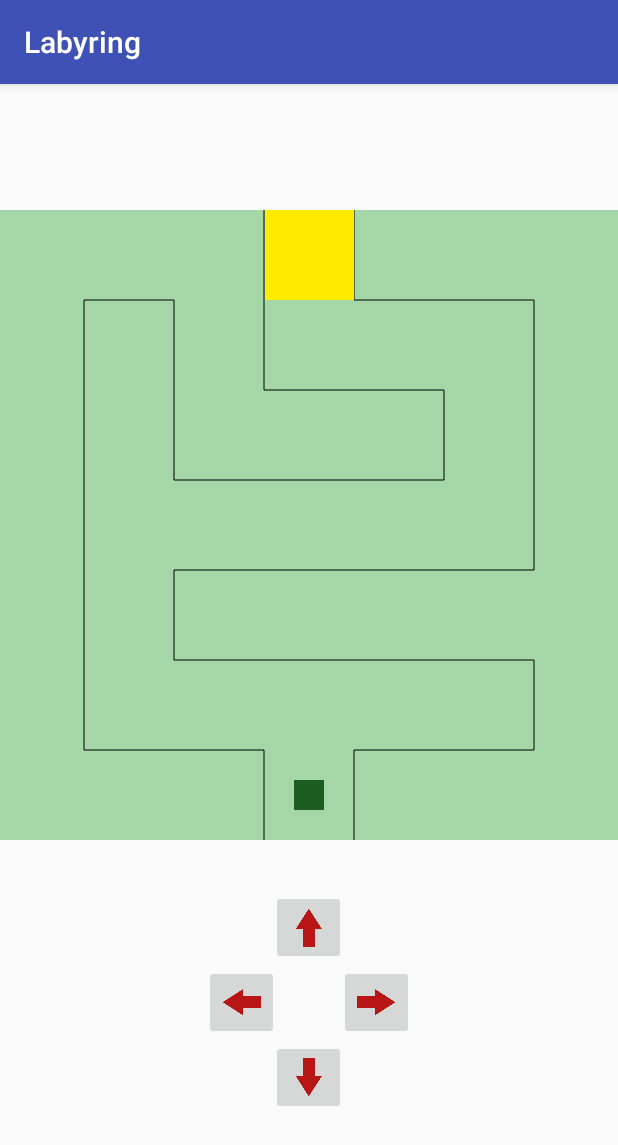
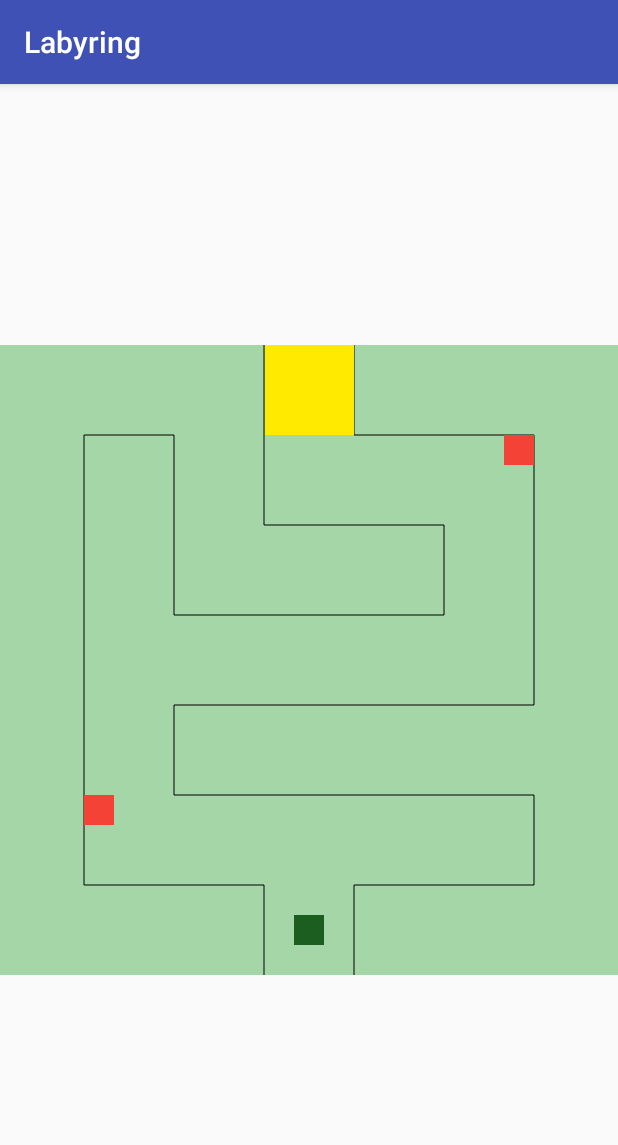
Before and after one commit to cunnla/Labyring, an Android app: the screen it shows after launch (MainActivity), on a phone screen of 412 x 824 dp. Shown: the top 1145 px of the screen. Run offline under Robolectric (Android 15) with nearby library versions, the phone set to English and light mode, and no system bars.

Commit message:
Gyroscope and bombs added

```diff
--- a/app/src/main/AndroidManifest.xml
+++ b/app/src/main/AndroidManifest.xml
@@ -9,7 +9,8 @@
         android:roundIcon="@mipmap/ic_launcher_round"
         android:supportsRtl="true"
         android:theme="@style/AppTheme">
-        <activity android:name=".MainActivity">
+        <activity android:name=".MainActivity"
+            android:screenOrientation="portrait" >
             <intent-filter>
                 <action android:name="android.intent.action.MAIN" />
                 <category android:name="android.intent.category.LAUNCHER" />
--- a/app/src/main/java/cunnla/cunnla/labyring/DrawView.java
+++ b/app/src/main/java/cunnla/cunnla/labyring/DrawView.java
@@ -17,7 +17,7 @@ public class DrawView extends View {
     Paint paint;
 
     Path hero;
-    int heroStep = 30;
+    int heroStep = 15;
     int heroSize = 30;
     int heroXStart = 300;
     int heroYStart = 570;
@@ -26,6 +26,14 @@ public class DrawView extends View {
 
     Path walls;
     Path target;
+
+    Path bomb1;
+    int bomb1XStart = 90;
+    int bomb1YStart = 450;
+
+    Path bomb2;
+    int bomb2XStart = 510;
+    int bomb2YStart = 90;
 
     private static final String TAG = "myLogs";
 
@@ -40,6 +48,8 @@ public class DrawView extends View {
         paint = new Paint();
         walls = new Path();
         target = new Path();
+        bomb1 = new Path();
+        bomb2 = new Path();
         hero = new Path();
 
     }
@@ -50,6 +60,8 @@ public class DrawView extends View {
         paint = new Paint();
         walls = new Path();
         target = new Path();
+        bomb1 = new Path();
+        bomb2 = new Path();
         hero = new Path();
     }
 
@@ -59,6 +71,8 @@ public class DrawView extends View {
         paint = new Paint();
         walls = new Path();
         target = new Path();
+        bomb1 = new Path();
+        bomb2 = new Path();
         hero = new Path();
     }
 
@@ -105,6 +119,29 @@ public class DrawView extends View {
         target.lineTo(271, 90);
         target.close();
         canvas.drawPath(target, paint);
+
+        paint.setColor(getResources().getColor(R.color.colorBomb));
+        paint.setStrokeWidth(3);
+        paint.setStyle(Paint.Style.FILL);
+        bomb1.reset();
+        bomb1.moveTo(bomb1XStart, bomb1YStart);
+        bomb1.lineTo(bomb1XStart+30, bomb1YStart);
+        bomb1.lineTo(bomb1XStart+30, bomb1YStart+30);
+        bomb1.lineTo(bomb1XStart, bomb1YStart+30);
+        bomb1.close();
+        canvas.drawPath(bomb1, paint);
+
+        paint.setColor(getResources().getColor(R.color.colorBomb));
+        paint.setStrokeWidth(3);
+        paint.setStyle(Paint.Style.FILL);
+        bomb2.reset();
+        bomb2.moveTo(bomb2XStart, bomb2YStart);
+        bomb2.lineTo(bomb2XStart+30, bomb2YStart);
+        bomb2.lineTo(bomb2XStart+30, bomb2YStart+30);
+        bomb2.lineTo(bomb2XStart, bomb2YStart+30);
+        bomb2.close();
+        canvas.drawPath(bomb2, paint);
+
 
         paint.setColor(getResources().getColor(R.color.colorHero));
         paint.setStrokeWidth(3);
@@ -225,6 +262,15 @@ public class DrawView extends View {
         return win;
     }
 
+    public boolean explode(){
+        boolean expload = false;
+        if (  (heroX==bomb1XStart)&&(heroY==bomb1YStart) ||
+              (heroX==bomb2XStart)&&(heroY==bomb2YStart)             ){
+            expload = true;
+        }
+        return expload;
+    }
+
     public void startAgain(){
         heroX = heroXStart;
         heroY = heroYStart;
--- a/app/src/main/java/cunnla/cunnla/labyring/MainActivity.java
+++ b/app/src/main/java/cunnla/cunnla/labyring/MainActivity.java
@@ -4,6 +4,10 @@ import android.content.Intent;
 import android.content.res.Resources;
 import android.graphics.Canvas;
 import android.graphics.Color;
+import android.hardware.Sensor;
+import android.hardware.SensorEvent;
+import android.hardware.SensorEventListener;
+import android.hardware.SensorManager;
 import android.support.v7.app.AppCompatActivity;
 import android.os.Bundle;
 import android.util.AttributeSet;
@@ -17,12 +21,10 @@ import android.widget.LinearLayout;
 
 import org.xmlpull.v1.XmlPullParser;
 
-public class MainActivity extends AppCompatActivity implements View.OnClickListener {
+public class MainActivity extends AppCompatActivity implements SensorEventListener {
 
-    ImageButton buttonUp;
-    ImageButton buttonDown;
-    ImageButton buttonRight;
-    ImageButton buttonLeft;
+    SensorManager sensorManager;
+    Sensor sensor;
 
     Canvas canvas;
     DrawView drawView;
@@ -36,15 +38,8 @@ public class MainActivity extends AppCompatActivity implements View.OnClickListe
         super.onCreate(savedInstanceState);
         setContentView(R.layout.activity_main);
 
-        buttonUp = (ImageButton)findViewById(R.id.buttonUp);
-        buttonUp.setOnClickListener(this);
-        buttonDown = (ImageButton)findViewById(R.id.buttonDown);
-        buttonDown.setOnClickListener(this);
-        buttonLeft = (ImageButton)findViewById(R.id.buttonLeft);
-        buttonLeft.setOnClickListener(this);
-        buttonRight = (ImageButton)findViewById(R.id.buttonRight);
-        buttonRight.setOnClickListener(this);
-
+        sensorManager = (SensorManager) getSystemService(SENSOR_SERVICE);
+        sensor = sensorManager.getDefaultSensor(Sensor.TYPE_ORIENTATION);
 
         drawView = new DrawView(this);
         drawView = (DrawView)findViewById(R.id.drawView);
@@ -53,32 +48,60 @@ public class MainActivity extends AppCompatActivity implements View.OnClickListe
     }
 
 
+    @Override
+    public void onSensorChanged(SensorEvent event) {
+        Log.d(TAG, "Sensor");
 
-    @Override
-    public void onClick(View v) {
+        int p0 = (int)event.values[0];
+        int p1 = (int)event.values[1];
+        int p2 = (int)event.values[2];
 
-        switch (v.getId()){
-            case R.id.buttonUp:
-                drawView.moveUp(canvas);
-                break;
-            case R.id.buttonDown:
-                drawView.moveDown(canvas);
-                break;
-            case R.id.buttonLeft:
-                drawView.moveLeft(canvas);
-                break;
-            case R.id.buttonRight:
-                drawView.moveRight(canvas);
-                break;
-        }
+        Log.d(TAG, p0 + " "+p1+" "+p2);
+
+        if (p2<-10){ drawView.moveRight(canvas);}
+        if (p2>10) { drawView.moveLeft(canvas);}
+        if (p1>2) { drawView.moveUp(canvas);}
+        if (p1<-10) { drawView.moveDown(canvas);}
 
         if (drawView.winGame()) {
             Log.d(TAG, "YOU WIN!!! main");
             Intent intent = new Intent(this, WinGameActivity.class);
+            intent.putExtra("game", "Congratulations! You won the game!");
             startActivityForResult(intent, 1);
         }
 
+        if (drawView.explode()) {
+            Log.d(TAG, "Expload!!");
+            Intent intent = new Intent(this, WinGameActivity.class);
+            intent.putExtra("game", "Ooops! You lost the game!");
+            startActivityForResult(intent, 1);
+        }
+
+
+
     }
+
+    @Override
+    public void onAccuracyChanged(Sensor sensor, int accuracy) {
+
+    }
+
+    @Override
+    protected void onResume() {
+        super.onResume();
+        sensorManager.registerListener(this, sensor, SensorManager.SENSOR_DELAY_NORMAL);
+        Log.d(TAG, "On resume");
+    }
+
+    @Override
+    protected void onPause() {
+        super.onPause();
+        sensorManager.unregisterListener(this);
+        Log.d(TAG, "On pause");
+    }
+
+
+
 
     @Override
     protected void onActivityResult(int requestCode, int resultCode, Intent data) {
@@ -88,4 +111,5 @@ public class MainActivity extends AppCompatActivity implements View.OnClickListe
     }
 
 
+
 }
--- a/app/src/main/res/layout/activity_main.xml
+++ b/app/src/main/res/layout/activity_main.xml
@@ -4,7 +4,8 @@
     android:layout_width="fill_parent"
     android:layout_height="fill_parent"
     android:gravity="center"
-    android:orientation="vertical" >
+    android:orientation="vertical"
+    android:keepScreenOn="true">
 
 
     <cunnla.cunnla.labyring.DrawView
@@ -13,55 +14,8 @@
         android:layout_width="630px"
         android:layout_height="630px"/>
 
-    <LinearLayout
-        android:layout_width="fill_parent"
-        android:layout_height="wrap_content"
-        android:layout_marginTop="30dp"
-        android:gravity="center"
-        android:orientation="horizontal" >
-        <ImageButton
-            android:id="@+id/buttonUp"
-            android:layout_width="50dp"
-            android:layout_height="50dp"
-            android:src="@drawable/arrowup"
-            android:scaleType="fitCenter"
-            android:adjustViewBounds="true"/>
-    </LinearLayout>
-    <LinearLayout
-        android:layout_width="fill_parent"
-        android:layout_height="wrap_content"
-        android:gravity="center"
-        android:orientation="horizontal"
-        >
-        <ImageButton
-            android:id="@+id/buttonLeft"
-            android:layout_width="50dp"
-            android:layout_height="50dp"
-            android:layout_marginRight="20dp"
-            android:src="@drawable/arrowleft"
-            android:scaleType="fitCenter"
-            android:adjustViewBounds="true"/>
-        <ImageButton
-            android:id="@+id/buttonRight"
-            android:layout_width="50dp"
-            android:layout_height="50dp"
-            android:layout_marginLeft="20dp"
-            android:src="@drawable/arrowright"
-            android:scaleType="fitCenter"
-            android:adjustViewBounds="true" />
-    </LinearLayout>
-    <LinearLayout
-        android:layout_width="fill_parent"
-        android:layout_height="wrap_content"
-        android:gravity="center"
-        android:orientation="horizontal" >
-        <ImageButton
-            android:id="@+id/buttonDown"
-            android:layout_width="50dp"
-            android:layout_height="50dp"
-            android:src="@drawable/arrowdown"
-            android:scaleType="fitCenter"
-            android:adjustViewBounds="true"/>
-    </LinearLayout>
+
+
+
 
 </LinearLayout>
--- a/app/src/main/res/layout/activity_win_game.xml
+++ b/app/src/main/res/layout/activity_win_game.xml
@@ -8,11 +8,12 @@
     android:orientation="vertical" >
 
     <TextView
+        android:id="@+id/tv"
         android:layout_width="wrap_content"
         android:layout_height="wrap_content"
         android:gravity="center"
         android:layout_margin="10dp"
-        android:text="Congratulations! \n You won the game!"/>
+       />
 
     <Button
         android:id="@+id/buttonOK"
--- a/app/src/main/res/values/colors.xml
+++ b/app/src/main/res/values/colors.xml
@@ -7,7 +7,6 @@
     <color name="colorField">#A5D6A7</color>
     <color name="colorHero">#1B5E20</color>
     <color name="colorTarget">#FFEA00</color>
-
-    <color name="colorButton">#F44336</color>
+    <color name="colorBomb">#F44336</color>
 
 </resources>
```
Also changed, not shown: app/build.gradle (+5 -3 lines), app/src/main/java/cunnla/cunnla/labyring/WinGameActivity.java (+11 -2 lines), 8 other files.
